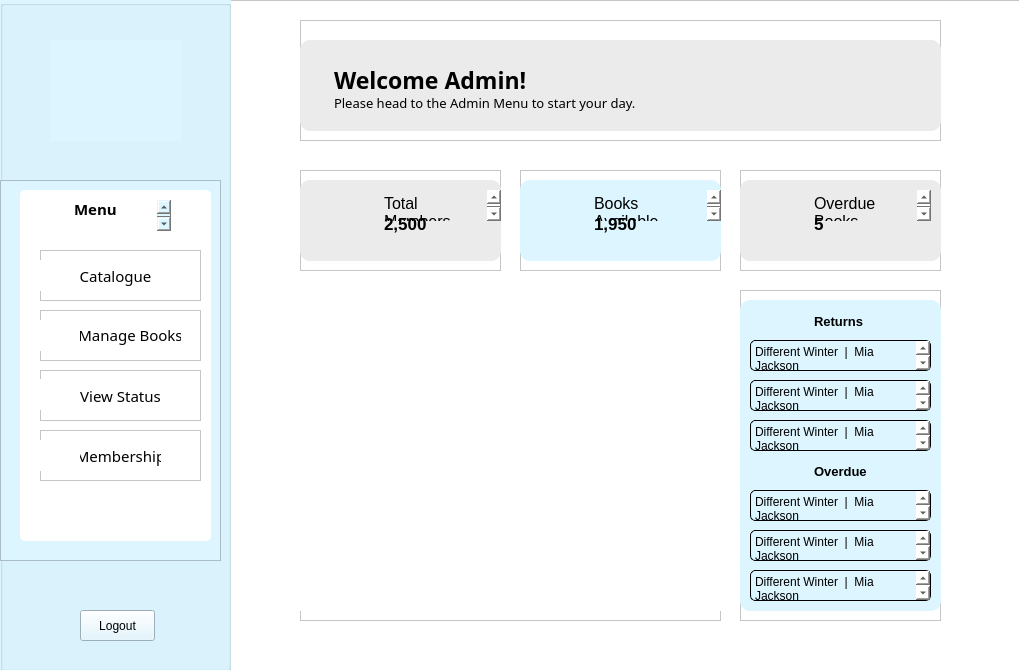
This is LIS/adminhome.ui in TenacioussD/library_information_system as Qt 5 draws it before an edit. The edited form follows.
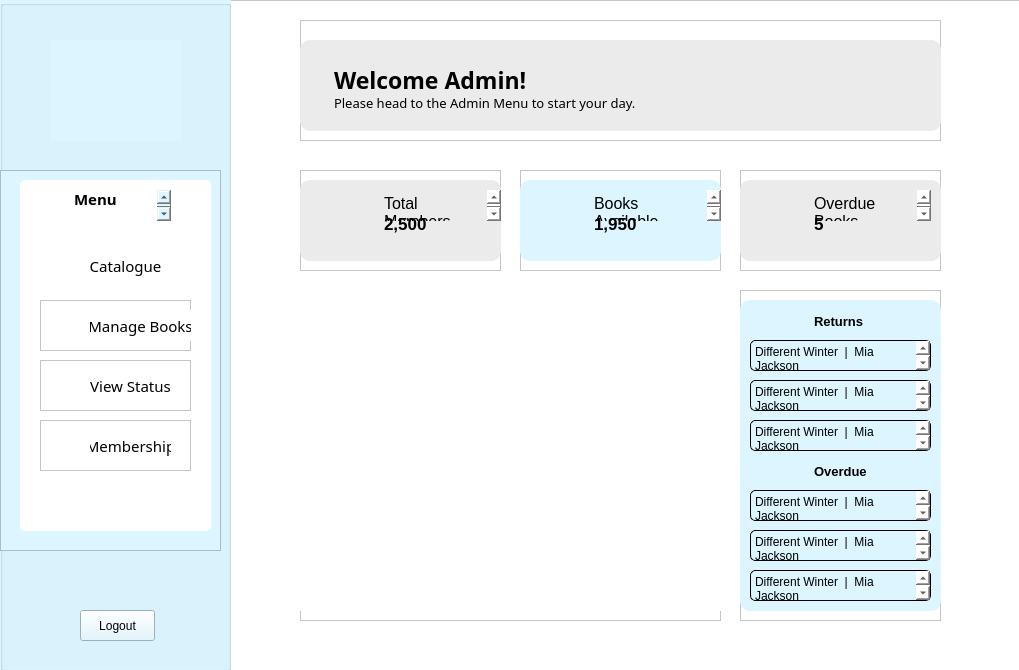
This is the edited form. Icons and pictures are not drawn.

Patch:
```diff
--- a/LIS/adminhome.ui
+++ b/LIS/adminhome.ui
@@ -70,7 +70,7 @@
       <property name="geometry">
        <rect>
         <x>0</x>
-        <y>180</y>
+        <y>170</y>
         <width>221</width>
         <height>381</height>
        </rect>
@@ -132,12 +132,13 @@
         <rect>
          <x>40</x>
          <y>70</y>
-         <width>161</width>
+         <width>151</width>
          <height>51</height>
         </rect>
        </property>
        <property name="styleSheet">
-        <string notr="true">background: white;</string>
+        <string notr="true">background: white;
+border-radius: 5px;</string>
        </property>
        <property name="frameShape">
         <enum>QFrame::StyledPanel</enum>
@@ -148,7 +149,7 @@
        <widget class="QLabel" name="label_5">
         <property name="geometry">
          <rect>
-          <x>0</x>
+          <x>10</x>
           <y>10</y>
           <width>31</width>
           <height>31</height>
@@ -167,7 +168,7 @@
        <widget class="QPushButton" name="catalogue">
         <property name="geometry">
          <rect>
-          <x>40</x>
+          <x>50</x>
           <y>10</y>
           <width>71</width>
           <height>31</height>
@@ -175,7 +176,7 @@
         </property>
         <property name="styleSheet">
          <string notr="true">font-family: Baloo 2;
-background: white;
+background: transparent;
 font-size: 15px;
 border: none;</string>
         </property>
@@ -192,7 +193,7 @@
         <rect>
          <x>40</x>
          <y>130</y>
-         <width>161</width>
+         <width>151</width>
          <height>51</height>
         </rect>
        </property>
@@ -208,7 +209,7 @@
        <widget class="QLabel" name="label_6">
         <property name="geometry">
          <rect>
-          <x>0</x>
+          <x>10</x>
           <y>10</y>
           <width>31</width>
           <height>31</height>
@@ -227,8 +228,8 @@
        <widget class="QPushButton" name="manageBooks">
         <property name="geometry">
          <rect>
-          <x>40</x>
-          <y>9</y>
+          <x>50</x>
+          <y>10</y>
           <width>101</width>
           <height>31</height>
          </rect>
@@ -249,7 +250,7 @@
         <rect>
          <x>40</x>
          <y>190</y>
-         <width>161</width>
+         <width>151</width>
          <height>51</height>
         </rect>
        </property>
@@ -265,8 +266,8 @@
        <widget class="QLabel" name="label_7">
         <property name="geometry">
          <rect>
-          <x>-2</x>
-          <y>9</y>
+          <x>10</x>
+          <y>10</y>
           <width>31</width>
           <height>31</height>
          </rect>
@@ -284,7 +285,7 @@
        <widget class="QPushButton" name="status">
         <property name="geometry">
          <rect>
-          <x>40</x>
+          <x>50</x>
           <y>10</y>
           <width>81</width>
           <height>31</height>
@@ -306,7 +307,7 @@
         <rect>
          <x>40</x>
          <y>250</y>
-         <width>161</width>
+         <width>151</width>
          <height>51</height>
         </rect>
        </property>
@@ -322,7 +323,7 @@
        <widget class="QLabel" name="label_8">
         <property name="geometry">
          <rect>
-          <x>0</x>
+          <x>10</x>
           <y>10</y>
           <width>31</width>
           <height>31</height>
@@ -341,7 +342,7 @@
        <widget class="QPushButton" name="membership">
         <property name="geometry">
          <rect>
-          <x>40</x>
+          <x>50</x>
           <y>10</y>
           <width>81</width>
           <height>31</height>
```
Left out of the diff: 32 changed lines with no effect on the pictures.
